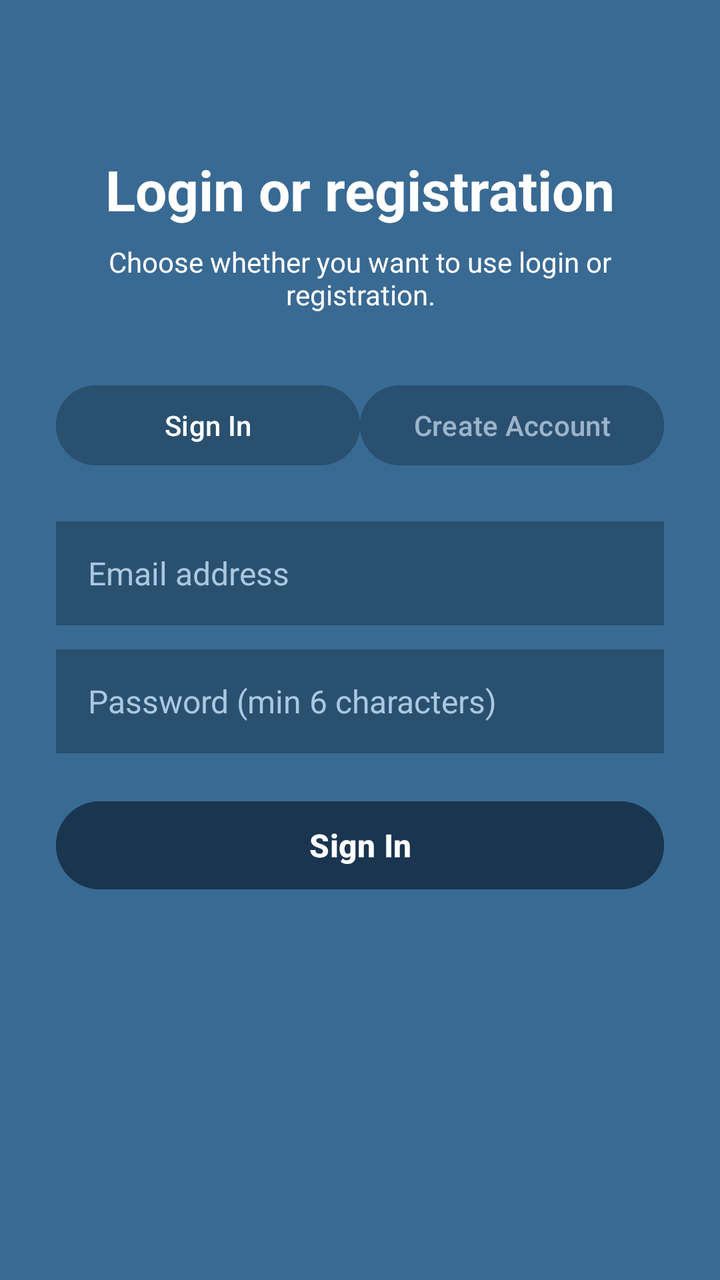
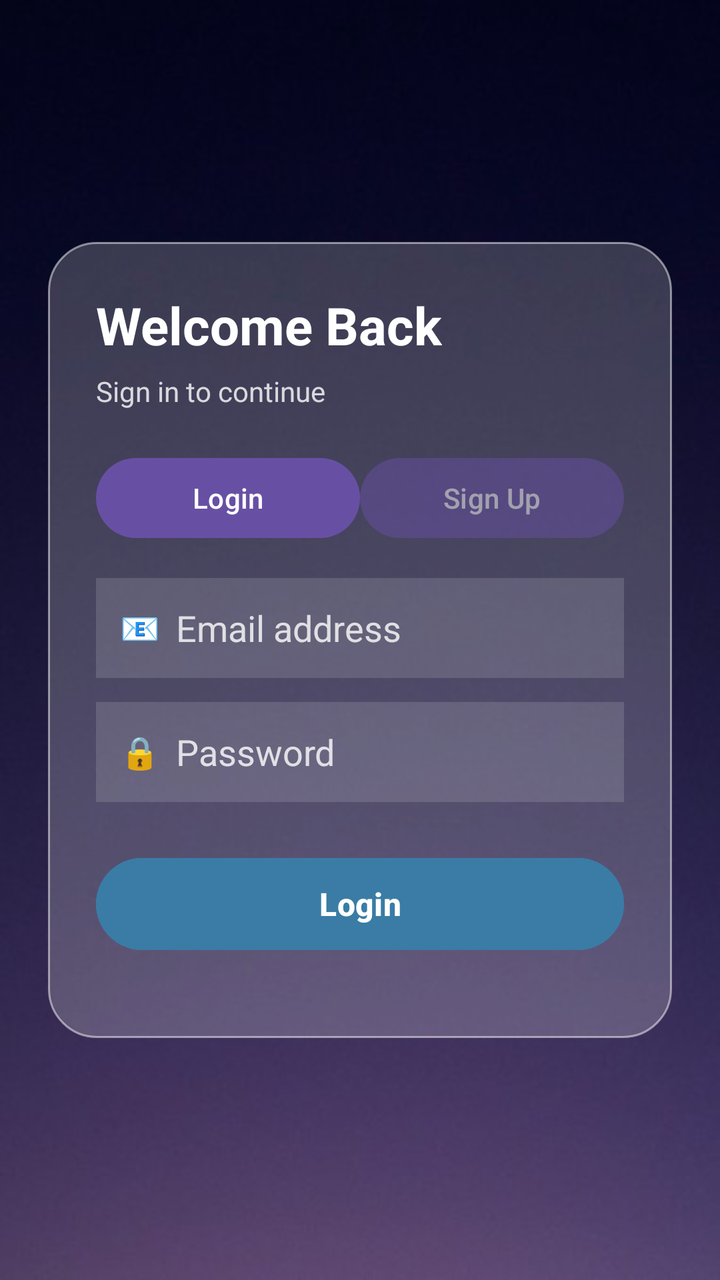

Before-and-after screenshots of an Android layout around one commit, followed by the original layout XML and the change that was made.
<!-- AndroidManifest.xml: application theme Theme.COMP30252 -->
<!-- res/layout/activity_login_registration.xml -->
<?xml version="1.0" encoding="utf-8"?>
<layout xmlns:android="http://schemas.android.com/apk/res/android">

    <ScrollView
    android:id="@+id/main"
    android:layout_width="match_parent"
    android:layout_height="match_parent"
    android:background="#396a93"
        android:fillViewport="true">
    <LinearLayout
        android:layout_width="match_parent"
        android:layout_height="wrap_content"
        android:orientation="vertical"
        android:padding="28dp"
        android:gravity="center_horizontal">
        <TextView
            android:id="@+id/loginRegistrationActivityTextView"
            android:layout_width="wrap_content"
            android:layout_height="wrap_content"
            android:text="@string/login_registration_activity"
            android:textColor="@color/white"
            android:textSize="28sp"
            android:textStyle="bold"
            android:layout_marginTop="48dp"
            android:layout_marginBottom="8dp" />
        <TextView
            android:id="@+id/loginRegistrationActivityInformationTextView"
            android:layout_width="wrap_content"
            android:layout_height="wrap_content"
            android:text="@string/login_registration_activity_information"
            android:textColor="@color/white"
            android:textSize="14sp"
            android:gravity="center"
            android:layout_marginBottom="32dp" />
        
        <LinearLayout
            android:layout_width="match_parent"
            android:layout_height="48dp"
            android:orientation="horizontal"
            android:layout_marginBottom="24dp">
            <Button
                android:id="@+id/loginButton"
                android:layout_width="0dp"
                android:layout_height="match_parent"
                android:layout_weight="1"
                android:text="Sign In"
                android:textSize="14sp"
                android:textColor="@color/white"
                android:backgroundTint="#2a5070"
                android:stateListAnimator="@null" />
            <Button
                android:id="@+id/registrationButton"
                android:layout_width="0dp"
                android:layout_height="match_parent"
                android:layout_weight="1"
                android:text="Create Account"
                android:textSize="14sp"
                android:textColor="@color/white"
                android:backgroundTint="#1a3550"
                android:alpha="0.5"
                android:stateListAnimator="@null" />
        </LinearLayout>
        
        <EditText
            android:id="@+id/emailEditText"
            android:layout_width="match_parent"
            android:layout_height="52dp"
            android:hint="Email address"
            android:textColor="@color/white"
            android:textColorHint="#aac8e0"
            android:background="#2a5070"
            android:inputType="textEmailAddress"
            android:singleLine="true"
            android:textSize="16sp"
            android:paddingStart="16dp"
            android:paddingEnd="16dp"
            android:layout_marginBottom="12dp" />
        
        <EditText
            android:id="@+id/passwordEditText"
            android:layout_width="match_parent"
            android:layout_height="52dp"
            android:hint="Password (min 6 characters)"
            android:textColor="@color/white"
            android:textColorHint="#aac8e0"
            android:background="#2a5070"
            android:inputType="textPassword"
            android:singleLine="true"
            android:textSize="16sp"
            android:paddingStart="16dp"
            android:paddingEnd="16dp"
            android:layout_marginBottom="12dp" />
        
        <LinearLayout
            android:id="@+id/confirmPasswordLayout"
            android:layout_width="match_parent"
            android:layout_height="wrap_content"
            android:orientation="vertical"
            android:visibility="gone">

            <EditText
                android:id="@+id/confirmPasswordEditText"
                android:layout_width="match_parent"
                android:layout_height="52dp"
                android:hint="Re-enter password"
                android:textColor="@color/white"
                android:textColorHint="#aac8e0"
                android:background="#2a5070"
                android:inputType="textPassword"
                android:singleLine="true"
                android:textSize="16sp"
                android:paddingStart="16dp"
                android:paddingEnd="16dp"
                android:layout_marginBottom="12dp" />
        </LinearLayout>
        
        <Button
            android:id="@+id/actionButton"
            android:layout_width="match_parent"
            android:layout_height="52dp"
            android:text="Sign In"
            android:textColor="@color/white"
            android:textSize="16sp"
            android:textStyle="bold"
            android:backgroundTint="#1a3550"
            android:stateListAnimator="@null"
            android:layout_marginTop="8dp"
            android:layout_marginBottom="16dp" />

        <ProgressBar
            android:id="@+id/progressBar"
            android:layout_width="wrap_content"
            android:layout_height="wrap_content"
            android:indeterminateTint="@color/white"
            android:visibility="gone"
            android:layout_marginBottom="12dp" />
        
        <TextView
            android:id="@+id/errorTextView"
            android:layout_width="match_parent"
            android:layout_height="wrap_content"
            android:text=""
            android:textColor="#FF8080"
            android:textSize="14sp"
            android:gravity="center"
            android:visibility="gone" />
        
        <FrameLayout
            android:id="@+id/fragment_container"
            android:layout_width="0dp"
            android:layout_height="0dp" />
    </LinearLayout>
    </ScrollView>
</layout>
<!-- resources referenced by this layout -->
<resources>
  <color name="white">#FFFFFFFF</color>
  <string name="login_registration_activity">Login or registration</string>
  <string name="login_registration_activity_information">Choose whether you want to use login or registration.</string>
  <style name="Theme.COMP30252" parent="Base.Theme.COMP30252" />
  <style name="Base.Theme.COMP30252" parent="Theme.Material3.DayNight.NoActionBar">
          
          
      </style>
</resources>

<!-- the commit's change to res/layout/activity_login_registration.xml (unified diff, before → after) -->
@@ -2,153 +2,214 @@
 <layout xmlns:android="http://schemas.android.com/apk/res/android">
 
     <ScrollView
-    android:id="@+id/main"
-    android:layout_width="match_parent"
-    android:layout_height="match_parent"
-    android:background="#396a93"
-        android:fillViewport="true">
-    <LinearLayout
+        android:id="@+id/main"
         android:layout_width="match_parent"
-        android:layout_height="wrap_content"
-        android:orientation="vertical"
-        android:padding="28dp"
-        android:gravity="center_horizontal">
-        <TextView
-            android:id="@+id/loginRegistrationActivityTextView"
-            android:layout_width="wrap_content"
-            android:layout_height="wrap_content"
-            android:text="@string/login_registration_activity"
-            android:textColor="@color/white"
-            android:textSize="28sp"
-            android:textStyle="bold"
-            android:layout_marginTop="48dp"
-            android:layout_marginBottom="8dp" />
-        <TextView
-            android:id="@+id/loginRegistrationActivityInformationTextView"
-            android:layout_width="wrap_content"
-            android:layout_height="wrap_content"
-            android:text="@string/login_registration_activity_information"
-            android:textColor="@color/white"
-            android:textSize="14sp"
-            android:gravity="center"
-            android:layout_marginBottom="32dp" />
-        
+        android:layout_height="match_parent"
+        android:fillViewport="true"
+        android:background="@drawable/bg">
+
         <LinearLayout
             android:layout_width="match_parent"
-            android:layout_height="48dp"
-            android:orientation="horizontal"
-            android:layout_marginBottom="24dp">
-            <Button
-                android:id="@+id/loginButton"
-                android:layout_width="0dp"
-                android:layout_height="match_parent"
-                android:layout_weight="1"
-                android:text="Sign In"
-                android:textSize="14sp"
-                android:textColor="@color/white"
-                android:backgroundTint="#2a5070"
-                android:stateListAnimator="@null" />
-            <Button
-                android:id="@+id/registrationButton"
-                android:layout_width="0dp"
-                android:layout_height="match_parent"
-                android:layout_weight="1"
-                android:text="Create Account"
-                android:textSize="14sp"
-                android:textColor="@color/white"
-                android:backgroundTint="#1a3550"
-                android:alpha="0.5"
-                android:stateListAnimator="@null" />
+            android:layout_height="match_parent"
+            android:gravity="center"
+            android:padding="24dp"
+            android:orientation="vertical">
+
+            
+            <LinearLayout
+                android:layout_width="match_parent"
+                android:layout_height="wrap_content"
+                android:background="@drawable/card_rounded"
+                android:padding="24dp"
+                android:orientation="vertical"
+                android:elevation="6dp">
+
+                
+                <TextView
+                    android:id="@+id/loginRegistrationActivityTextView"
+                    android:layout_width="wrap_content"
+                    android:layout_height="wrap_content"
+                    android:text="Welcome Back"
+                    android:textSize="26sp"
+                    android:textStyle="bold"
+                    android:textColor="@android:color/white"
+                    android:layout_marginBottom="6dp"/>
+
+                
+                <TextView
+                    android:id="@+id/loginRegistrationActivityInformationTextView"
+                    android:layout_width="wrap_content"
+                    android:layout_height="wrap_content"
+                    android:text="Sign in to continue"
+                    android:textSize="14sp"
+                    android:textColor="#CCFFFFFF"
+                    android:layout_marginBottom="20dp"/>
+
+                
+                <LinearLayout
+                    android:layout_width="match_parent"
+                    android:layout_height="48dp"
+                    android:orientation="horizontal"
+                    android:layout_marginBottom="16dp">
+
+                    
+                    <Button
+                        android:id="@+id/loginButton"
+                        android:layout_width="0dp"
+                        android:layout_height="match_parent"
+                        android:layout_weight="1"
+                        android:text="Login"
+                        android:textAllCaps="false"
+                        android:textColor="@android:color/white"
+                        android:alpha="1"/>
+
+                    
+                    <Button
+                        android:id="@+id/registrationButton"
+                        android:layout_width="0dp"
+                        android:layout_height="match_parent"
+                        android:layout_weight="1"
+                        android:text="Sign Up"
+                        android:textAllCaps="false"
+                        android:textColor="@android:color/white"
+                        android:alpha="0.5"/>
+
+                </LinearLayout>
+
+                
+                <LinearLayout
+                    android:layout_width="match_parent"
+                    android:layout_height="50dp"
+                    android:background="#22FFFFFF"
+                    android:orientation="horizontal"
+                    android:gravity="center_vertical"
+                    android:padding="12dp"
+                    android:layout_marginBottom="12dp">
+
+                    <TextView
+
+                        android:layout_width="wrap_content"
+                        android:layout_height="wrap_content"
+                        android:text="📧"
+                        android:textSize="16sp"
+                        android:layout_marginEnd="8dp"/>
+
+                    <EditText
+                        android:id="@+id/emailEditText"
+                        android:layout_width="match_parent"
+                        android:layout_height="wrap_content"
+                        android:hint="Email address"
+                        android:inputType="textEmailAddress"
+                        android:autofillHints="emailAddress"
+                        android:textColor="@android:color/white"
+                        android:textColorHint="#CCFFFFFF"
+                        android:background="@null"/>
+                </LinearLayout>
+
+                
+                <LinearLayout
+                    android:layout_width="match_parent"
+                    android:layout_height="50dp"
+                    android:background="#22FFFFFF"
+                    android:orientation="horizontal"
+                    android:gravity="center_vertical"
+                    android:padding="12dp"
+                    android:layout_marginBottom="12dp">
+
+                    <TextView
+                        android:layout_width="wrap_content"
+                        android:layout_height="wrap_content"
+                        android:text="🔒"
+                        android:textSize="16sp"
+                        android:layout_marginEnd="8dp"/>
+
+                    <EditText
+                        android:id="@+id/passwordEditText"
+                        android:layout_width="match_parent"
+                        android:layout_height="wrap_content"
+                        android:hint="Password"
+                        android:inputType="textPassword"
+                        android:autofillHints="password"
+                        android:textColor="@android:color/white"
+                        android:textColorHint="#CCFFFFFF"
+                        android:background="@null"/>
+                </LinearLayout>
+
+                
+                <LinearLayout
+                    android:id="@+id/confirmPasswordLayout"
+                    android:layout_width="match_parent"
+                    android:layout_height="wrap_content"
+                    android:orientation="vertical"
+                    android:visibility="gone">
+
+                    <LinearLayout
+                        android:layout_width="match_parent"
+                        android:layout_height="50dp"
+                        android:background="#22FFFFFF"
+                        android:orientation="horizontal"
+                        android:gravity="center_vertical"
+                        android:padding="12dp"
+                        android:layout_marginBottom="12dp">
+
+                        <TextView
+                            android:layout_width="wrap_content"
+                            android:layout_height="wrap_content"
+                            android:text="🔒"
+                            android:textSize="16sp"
+                            android:layout_marginEnd="8dp"/>
+
+                        <EditText
+                            android:id="@+id/confirmPasswordEditText"
+                            android:layout_width="match_parent"
+                            android:layout_height="wrap_content"
+                            android:hint="Confirm password"
+                            android:inputType="textPassword"
+                            android:textColor="@android:color/white"
+                            android:textColorHint="#CCFFFFFF"
+                            android:background="@null"/>
+                    </LinearLayout>
+
+                </LinearLayout>
+
+                
+                <Button
+                    android:id="@+id/actionButton"
+                    android:layout_width="match_parent"
+                    android:layout_height="54dp"
+                    android:text="Login"
+                    android:textAllCaps="false"
+                    android:textColor="@android:color/white"
+                    android:textStyle="bold"
+                    android:textSize="16sp"
+                    android:backgroundTint="@color/primary"
+                    android:layout_marginTop="12dp"
+                    android:layout_marginBottom="16dp"/>
+
+                
+                <ProgressBar
+                    android:id="@+id/progressBar"
+                    android:layout_width="wrap_content"
+                    android:layout_height="wrap_content"
+                    android:visibility="gone"
+                    android:layout_gravity="center"
+                    android:layout_marginBottom="12dp"/>
+
+                
+                <TextView
+                    android:id="@+id/errorTextView"
+                    android:layout_width="match_parent"
+                    android:layout_height="wrap_content"
+                    android:text=""
+                    android:textColor="#FF8080"
+                    android:textSize="14sp"
+                    android:gravity="center"
+                    android:visibility="gone"/>
+
+            </LinearLayout>
+
         </LinearLayout>
-        
-        <EditText
-            android:id="@+id/emailEditText"
-            android:layout_width="match_parent"
-            android:layout_height="52dp"
-            android:hint="Email address"
-            android:textColor="@color/white"
-            android:textColorHint="#aac8e0"
-            android:background="#2a5070"
-            android:inputType="textEmailAddress"
-            android:singleLine="true"
-            android:textSize="16sp"
-            android:paddingStart="16dp"
-            android:paddingEnd="16dp"
-            android:layout_marginBottom="12dp" />
-        
-        <EditText
-            android:id="@+id/passwordEditText"
-            android:layout_width="match_parent"
-            android:layout_height="52dp"
-            android:hint="Password (min 6 characters)"
-            android:textColor="@color/white"
-            android:textColorHint="#aac8e0"
-            android:background="#2a5070"
-            android:inputType="textPassword"
-            android:singleLine="true"
-            android:textSize="16sp"
-            android:paddingStart="16dp"
-            android:paddingEnd="16dp"
-            android:layout_marginBottom="12dp" />
-        
-        <LinearLayout
-            android:id="@+id/confirmPasswordLayout"
-            android:layout_width="match_parent"
-            android:layout_height="wrap_content"
-            android:orientation="vertical"
-            android:visibility="gone">
-
-            <EditText
-                android:id="@+id/confirmPasswordEditText"
-                android:layout_width="match_parent"
-                android:layout_height="52dp"
-                android:hint="Re-enter password"
-                android:textColor="@color/white"
-                android:textColorHint="#aac8e0"
-                android:background="#2a5070"
-                android:inputType="textPassword"
-                android:singleLine="true"
-                android:textSize="16sp"
-                android:paddingStart="16dp"
-                android:paddingEnd="16dp"
-                android:layout_marginBottom="12dp" />
-        </LinearLayout>
-        
-        <Button
-            android:id="@+id/actionButton"
-            android:layout_width="match_parent"
-            android:layout_height="52dp"
-            android:text="Sign In"
-            android:textColor="@color/white"
-            android:textSize="16sp"
-            android:textStyle="bold"
-            android:backgroundTint="#1a3550"
-            android:stateListAnimator="@null"
-            android:layout_marginTop="8dp"
-            android:layout_marginBottom="16dp" />
-
-        <ProgressBar
-            android:id="@+id/progressBar"
-            android:layout_width="wrap_content"
-            android:layout_height="wrap_content"
-            android:indeterminateTint="@color/white"
-            android:visibility="gone"
-            android:layout_marginBottom="12dp" />
-        
-        <TextView
-            android:id="@+id/errorTextView"
-            android:layout_width="match_parent"
-            android:layout_height="wrap_content"
-            android:text=""
-            android:textColor="#FF8080"
-            android:textSize="14sp"
-            android:gravity="center"
-            android:visibility="gone" />
-        
-        <FrameLayout
-            android:id="@+id/fragment_container"
-            android:layout_width="0dp"
-            android:layout_height="0dp" />
-    </LinearLayout>
+
     </ScrollView>
+
 </layout>
<!-- resource entries referenced after the edit -->
@@ -1,8 +1,22 @@
 <!-- resources referenced by this layout -->
 <resources>
-  <color name="white">#FFFFFFFF</color>
-  <string name="login_registration_activity">Login or registration</string>
-  <string name="login_registration_activity_information">Choose whether you want to use login or registration.</string>
+  <color name="primary">#3A7CA5</color>
+  <!-- drawable bg: jpg bitmap (drawable, 15109 bytes) -->
+  <!-- drawable card_rounded (drawable) -->
+  <shape xmlns:android="http://schemas.android.com/apk/res/android">
+  
+      
+      <solid android:color="#33FFFFFF"/>
+  
+      
+      <corners android:radius="24dp"/>
+  
+      
+      <stroke
+          android:width="1dp"
+          android:color="#80FFFFFF"/>
+  
+  </shape>
   <style name="Theme.COMP30252" parent="Base.Theme.COMP30252" />
   <style name="Base.Theme.COMP30252" parent="Theme.Material3.DayNight.NoActionBar">
           
